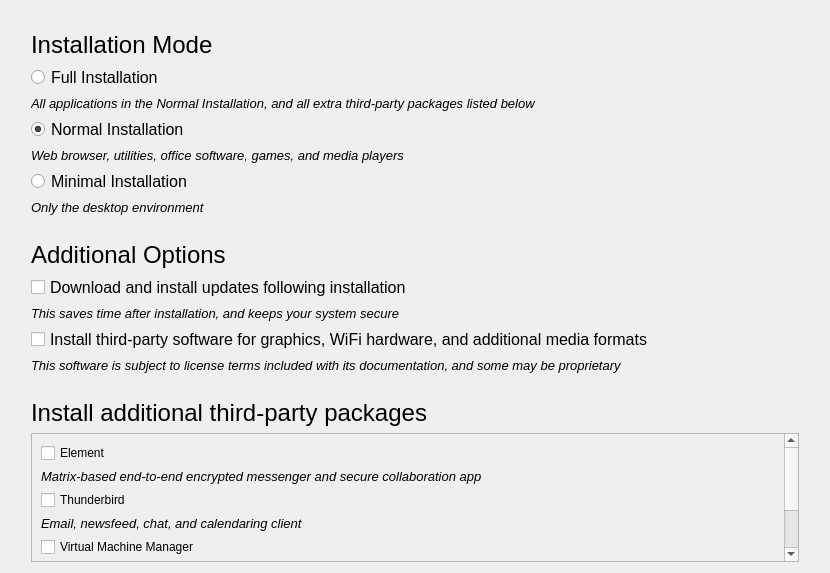
Qt form common/modules/pkgselect/pkgselect.ui (lubuntu-team/calamares-settings-ubuntu) before a commit.
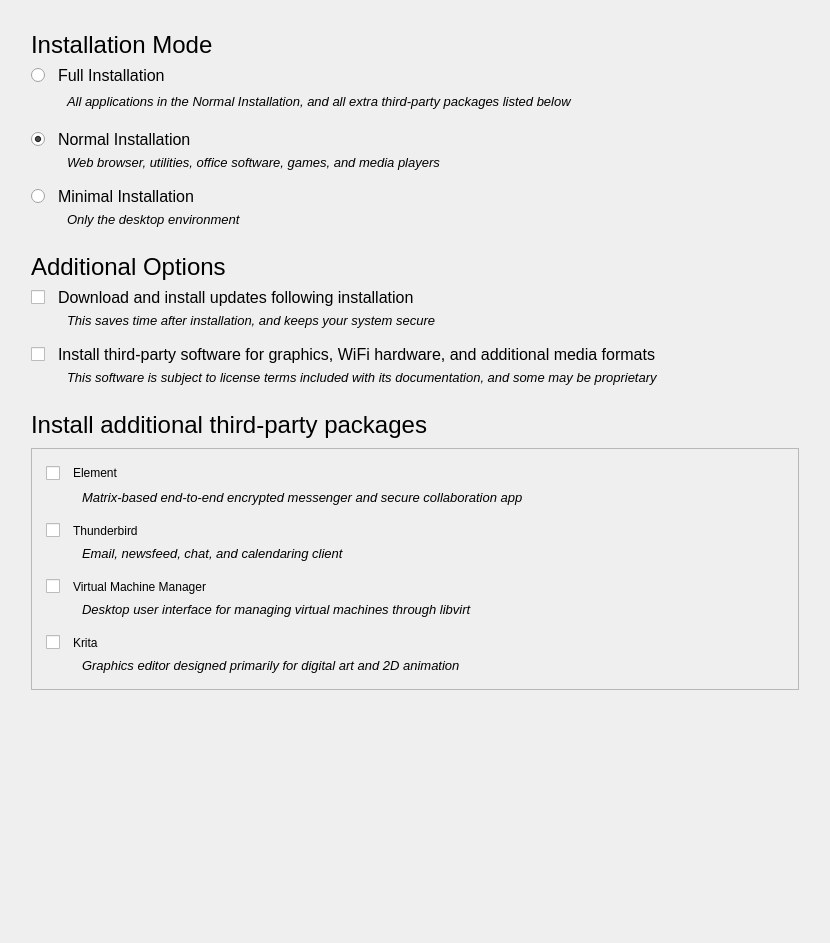
The same form after that commit.

Commit message: Enhance design with suggestions from Michael, make changelog more accurate

What changed in the file:
```diff
--- a/common/modules/pkgselect/pkgselect.ui
+++ b/common/modules/pkgselect/pkgselect.ui
@@ -7,15 +7,101 @@
     <x>0</x>
     <y>0</y>
     <width>830</width>
-    <height>573</height>
+    <height>943</height>
    </rect>
   </property>
   <property name="windowTitle">
    <string>Form</string>
   </property>
+  <property name="styleSheet">
+   <string notr="true">QRadioButton {
+    spacing: 13px;
+}
+
+QCheckBox {
+    spacing: 13px;
+}
+
+QLabel {
+    padding-left: 33px;
+    padding-right: 33px;
+}</string>
+  </property>
   <layout class="QGridLayout" name="gridLayout">
-   <item row="6" column="1">
+   <item row="4" column="1">
+    <spacer name="verticalSpacer_5">
+     <property name="orientation">
+      <enum>Qt::Vertical</enum>
+     </property>
+     <property name="sizeType">
+      <enum>QSizePolicy::Fixed</enum>
+     </property>
+     <property name="sizeHint" stdset="0">
+      <size>
+       <width>20</width>
+       <height>10</height>
+      </size>
+     </property>
+    </spacer>
+   </item>
+   <item row="11" column="1">
+    <spacer name="verticalSpacer_2">
+     <property name="orientation">
+      <enum>Qt::Vertical</enum>
+     </property>
+     <property name="sizeType">
+      <enum>QSizePolicy::Fixed</enum>
+     </property>
+     <property name="sizeHint" stdset="0">
+      <size>
+       <width>20</width>
+       <height>20</height>
+      </size>
+     </property>
+    </spacer>
+   </item>
+   <item row="12" column="1">
+    <widget class="QLabel" name="label">
+     <property name="font">
+      <font>
+       <pointsize>18</pointsize>
+       <weight>50</weight>
+       <bold>false</bold>
+      </font>
+     </property>
+     <property name="styleSheet">
+      <string notr="true">padding-left: 0px; padding-right: 0px;</string>
+     </property>
+     <property name="text">
+      <string>Additional Options</string>
+     </property>
+    </widget>
+   </item>
+   <item row="1" column="1">
+    <widget class="QLabel" name="apps_label">
+     <property name="font">
+      <font>
+       <pointsize>18</pointsize>
+       <weight>50</weight>
+       <bold>false</bold>
+      </font>
+     </property>
+     <property name="styleSheet">
+      <string notr="true">padding-left: 0px; padding-right: 0px;</string>
+     </property>
+     <property name="text">
+      <string>Installation Mode</string>
+     </property>
+    </widget>
+   </item>
+   <item row="9" column="1">
     <widget class="QRadioButton" name="minimal_button">
+     <property name="maximumSize">
+      <size>
+       <width>16777215</width>
+       <height>21</height>
+      </size>
+     </property>
      <property name="font">
       <font>
        <pointsize>12</pointsize>
@@ -27,7 +113,7 @@
     </widget>
    </item>
    <item row="7" column="1">
-    <widget class="QLabel" name="minimal_text">
+    <widget class="QLabel" name="normal_text">
      <property name="font">
       <font>
        <pointsize>10</pointsize>
@@ -35,53 +121,71 @@
       </font>
      </property>
      <property name="text">
-      <string>Only the desktop environment</string>
-     </property>
-    </widget>
-   </item>
-   <item row="15" column="1">
-    <widget class="QLabel" name="extraparty_text">
-     <property name="font">
-      <font>
-       <pointsize>18</pointsize>
-       <weight>50</weight>
-       <bold>false</bold>
-      </font>
-     </property>
-     <property name="text">
-      <string>Install additional third-party packages</string>
+      <string>Web browser, utilities, office software, games, and media players</string>
      </property>
     </widget>
    </item>
    <item row="17" column="1">
-    <spacer name="pushup">
+    <widget class="QLabel" name="party_text">
+     <property name="font">
+      <font>
+       <pointsize>10</pointsize>
+       <italic>true</italic>
+      </font>
+     </property>
+     <property name="text">
+      <string>This software is subject to license terms included with its documentation, and some may be proprietary</string>
+     </property>
+    </widget>
+   </item>
+   <item row="14" column="1">
+    <widget class="QLabel" name="updates_text">
+     <property name="font">
+      <font>
+       <pointsize>10</pointsize>
+       <italic>true</italic>
+      </font>
+     </property>
+     <property name="text">
+      <string>This saves time after installation, and keeps your system secure</string>
+     </property>
+    </widget>
+   </item>
+   <item row="2" column="1">
+    <widget class="QRadioButton" name="full_button">
+     <property name="maximumSize">
+      <size>
+       <width>16777215</width>
+       <height>21</height>
+      </size>
+     </property>
+     <property name="font">
+      <font>
+       <pointsize>12</pointsize>
+      </font>
+     </property>
+     <property name="text">
+      <string>Full Installation</string>
+     </property>
+    </widget>
+   </item>
+   <item row="15" column="1">
+    <spacer name="verticalSpacer_7">
      <property name="orientation">
       <enum>Qt::Vertical</enum>
      </property>
+     <property name="sizeType">
+      <enum>QSizePolicy::Fixed</enum>
+     </property>
      <property name="sizeHint" stdset="0">
       <size>
        <width>20</width>
-       <height>40</height>
+       <height>10</height>
       </size>
      </property>
     </spacer>
    </item>
-   <item row="4" column="1">
-    <widget class="QRadioButton" name="normal_button">
-     <property name="font">
-      <font>
-       <pointsize>12</pointsize>
-      </font>
-     </property>
-     <property name="text">
-      <string>Normal Installation</string>
-     </property>
-     <property name="checked">
-      <bool>true</bool>
-     </property>
-    </widget>
-   </item>
-   <item row="16" column="1">
+   <item row="21" column="1">
     <widget class="QScrollArea" name="extraparty_scroll">
      <property name="widgetResizable">
       <bool>true</bool>
@@ -90,20 +194,68 @@
       <property name="geometry">
        <rect>
         <x>0</x>
-        <y>-80</y>
-        <width>741</width>
-        <height>208</height>
+        <y>0</y>
+        <width>758</width>
+        <height>287</height>
        </rect>
       </property>
-      <layout class="QVBoxLayout" name="verticalLayout">
-       <item>
+      <layout class="QGridLayout" name="gridLayout_2">
+       <item row="8" column="1">
+        <widget class="QCheckBox" name="virtmanager_button">
+         <property name="maximumSize">
+          <size>
+           <width>16777215</width>
+           <height>21</height>
+          </size>
+         </property>
+         <property name="text">
+          <string>Virtual Machine Manager</string>
+         </property>
+        </widget>
+       </item>
+       <item row="1" column="1">
         <widget class="QCheckBox" name="element_button">
+         <property name="maximumSize">
+          <size>
+           <width>16777215</width>
+           <height>21</height>
+          </size>
+         </property>
          <property name="text">
           <string>Element</string>
          </property>
         </widget>
        </item>
-       <item>
+       <item row="11" column="1">
+        <widget class="QCheckBox" name="krita_button">
+         <property name="maximumSize">
+          <size>
+           <width>16777215</width>
+           <height>21</height>
+          </size>
+         </property>
+         <property name="text">
+          <string>Krita</string>
+         </property>
+        </widget>
+       </item>
+       <item row="6" column="1">
+        <spacer name="verticalSpacer_9">
+         <property name="orientation">
+          <enum>Qt::Vertical</enum>
+         </property>
+         <property name="sizeType">
+          <enum>QSizePolicy::Fixed</enum>
+         </property>
+         <property name="sizeHint" stdset="0">
+          <size>
+           <width>20</width>
+           <height>10</height>
+          </size>
+         </property>
+        </spacer>
+       </item>
+       <item row="2" column="1">
         <widget class="QLabel" name="element_text">
          <property name="font">
           <font>
@@ -116,34 +268,23 @@
          </property>
         </widget>
        </item>
-       <item>
-        <widget class="QCheckBox" name="thunderbird_button">
-         <property name="text">
-          <string>Thunderbird</string>
+       <item row="10" column="1">
+        <spacer name="verticalSpacer_10">
+         <property name="orientation">
+          <enum>Qt::Vertical</enum>
          </property>
-        </widget>
-       </item>
-       <item>
-        <widget class="QLabel" name="thunderbird_text">
-         <property name="font">
-          <font>
-           <pointsize>10</pointsize>
-           <italic>true</italic>
-          </font>
+         <property name="sizeType">
+          <enum>QSizePolicy::Fixed</enum>
          </property>
-         <property name="text">
-          <string>Email, newsfeed, chat, and calendaring client</string>
+         <property name="sizeHint" stdset="0">
+          <size>
+           <width>20</width>
+           <height>10</height>
+          </size>
          </property>
-        </widget>
+        </spacer>
        </item>
-       <item>
-        <widget class="QCheckBox" name="virtmanager_button">
-         <property name="text">
-          <string>Virtual Machine Manager</string>
-         </property>
-        </widget>
-       </item>
-       <item>
+       <item row="9" column="1">
         <widget class="QLabel" name="virtmanager_text">
          <property name="font">
           <font>
@@ -156,14 +297,97 @@
          </property>
         </widget>
        </item>
-       <item>
-        <widget class="QCheckBox" name="krita_button">
+       <item row="0" column="1">
+        <spacer name="verticalSpacer_4">
+         <property name="orientation">
+          <enum>Qt::Vertical</enum>
+         </property>
+         <property name="sizeType">
+          <enum>QSizePolicy::Fixed</enum>
+         </property>
+         <property name="sizeHint" stdset="0">
+          <size>
+           <width>1</width>
+           <height>5</height>
+          </size>
+         </property>
+        </spacer>
+       </item>
+       <item row="5" column="1">
+        <widget class="QLabel" name="thunderbird_text">
+         <property name="font">
+          <font>
+           <pointsize>10</pointsize>
+           <italic>true</italic>
+          </font>
+         </property>
          <property name="text">
-          <string>Krita</string>
+          <string>Email, newsfeed, chat, and calendaring client</string>
          </property>
         </widget>
        </item>
-       <item>
+       <item row="4" column="1">
+        <widget class="QCheckBox" name="thunderbird_button">
+         <property name="maximumSize">
+          <size>
+           <width>16777215</width>
+           <height>21</height>
+          </size>
+         </property>
+         <property name="text">
+          <string>Thunderbird</string>
+         </property>
+        </widget>
+       </item>
+       <item row="3" column="1">
+        <spacer name="verticalSpacer_8">
+         <property name="orientation">
+          <enum>Qt::Vertical</enum>
+         </property>
+         <property name="sizeType">
+          <enum>QSizePolicy::Fixed</enum>
+         </property>
+         <property name="sizeHint" stdset="0">
+          <size>
+           <width>20</width>
+           <height>10</height>
+          </size>
+         </property>
+        </spacer>
+       </item>
+       <item row="13" column="1">
+        <spacer name="pushup_tiny">
+         <property name="orientation">
+          <enum>Qt::Vertical</enum>
+         </property>
+         <property name="sizeType">
+          <enum>QSizePolicy::Fixed</enum>
+         </property>
+         <property name="sizeHint" stdset="0">
+          <size>
+           <width>20</width>
+           <height>6</height>
+          </size>
+         </property>
+        </spacer>
+       </item>
+       <item row="1" column="0">
+        <spacer name="horizontalSpacer_12">
+         <property name="orientation">
+          <enum>Qt::Horizontal</enum>
+         </property>
+         <property name="sizeType">
+          <enum>QSizePolicy::Fixed</enum>
+         </property>
+         <property name="sizeHint" stdset="0">
+          <size>
+           <width>5</width>
+           <height>20</height>
+          </size>
+         </property>
+        </spacer>
+       </item>
+       <item row="12" column="1">
         <widget class="QLabel" name="krita_text">
          <property name="font">
           <font>
@@ -176,28 +400,48 @@
          </property>
         </widget>
        </item>
-       <item>
-        <spacer name="pushup_tiny">
-         <property name="orientation">
-          <enum>Qt::Vertical</enum>
-         </property>
-         <property name="sizeType">
-          <enum>QSizePolicy::Expanding</enum>
-         </property>
-         <property name="sizeHint" stdset="0">
-          <size>
-           <width>20</width>
-           <height>40</height>
-          </size>
-         </property>
-        </spacer>
-       </item>
       </layout>
      </widget>
     </widget>
    </item>
-   <item row="10" column="1">
+   <item row="22" column="1">
+    <spacer name="pushup">
+     <property name="orientation">
+      <enum>Qt::Vertical</enum>
+     </property>
+     <property name="sizeHint" stdset="0">
+      <size>
+       <width>20</width>
+       <height>40</height>
+      </size>
+     </property>
+    </spacer>
+   </item>
+   <item row="19" column="1">
+    <widget class="QLabel" name="extraparty_text">
+     <property name="font">
+      <font>
+       <pointsize>18</pointsize>
+       <weight>50</weight>
+       <bold>false</bold>
+      </font>
+     </property>
+     <property name="styleSheet">
+      <string notr="true">padding-left: 0px; padding-right: 0px;</string>
+     </property>
+     <property name="text">
+      <string>Install additional third-party packages</string>
+     </property>
+    </widget>
+   </item>
+   <item row="13" column="1">
     <widget class="QCheckBox" name="updates_button">
+     <property name="maximumSize">
+      <size>
+       <width>16777215</width>
+       <height>21</height>
+      </size>
+     </property>
      <property name="font">
       <font>
        <pointsize>12</pointsize>
@@ -208,33 +452,8 @@
      </property>
     </widget>
    </item>
-   <item row="11" column="1">
-    <widget class="QLabel" name="updates_text">
-     <property name="font">
-      <font>
-       <pointsize>10</pointsize>
-       <italic>true</italic>
-      </font>
-     </property>
-     <property name="text">
-      <string>This saves time after installation, and keeps your system secure</string>
-     </property>
-    </widget>
-   </item>
-   <item row="2" column="1">
-    <widget class="QRadioButton" name="full_button">
-     <property name="font">
-      <font>
-       <pointsize>12</pointsize>
-      </font>
-     </property>
-     <property name="text">
-      <string>Full Installation</string>
-     </property>
-    </widget>
-   </item>
-   <item row="0" column="1">
-    <spacer name="verticalSpacer">
+   <item row="0" column="2">
+    <spacer name="horizontalSpacer_2">
      <property name="orientation">
       <enum>Qt::Vertical</enum>
      </property>
@@ -249,34 +468,7 @@
      </property>
     </spacer>
    </item>
-   <item row="13" column="1">
-    <widget class="QLabel" name="party_text">
-     <property name="font">
-      <font>
-       <pointsize>10</pointsize>
-       <italic>true</italic>
-      </font>
-     </property>
-     <property name="text">
-      <string>This software is subject to license terms included with its documentation, and some may be proprietary</string>
-     </property>
-    </widget>
-   </item>
-   <item row="9" column="1">
-    <widget class="QLabel" name="label">
-     <property name="font">
-      <font>
-       <pointsize>18</pointsize>
-       <weight>50</weight>
-       <bold>false</bold>
-      </font>
-     </property>
-     <property name="text">
-      <string>Additional Options</string>
-     </property>
-    </widget>
-   </item>
-   <item row="14" column="1">
+   <item row="18" column="1">
     <spacer name="verticalSpacer_3">
      <property name="orientation">
       <enum>Qt::Vertical</enum>
@@ -292,17 +484,58 @@
      </property>
     </spacer>
    </item>
-   <item row="1" column="1">
-    <widget class="QLabel" name="apps_label">
+   <item row="8" column="1">
+    <spacer name="verticalSpacer_6">
+     <property name="orientation">
+      <enum>Qt::Vertical</enum>
+     </property>
+     <property name="sizeType">
+      <enum>QSizePolicy::Fixed</enum>
+     </property>
+     <property name="sizeHint" stdset="0">
+      <size>
+       <width>20</width>
+       <height>10</height>
+      </size>
+     </property>
+    </spacer>
+   </item>
+   <item row="16" column="1">
+    <widget class="QCheckBox" name="party_button">
+     <property name="maximumSize">
+      <size>
+       <width>16777215</width>
+       <height>21</height>
+      </size>
+     </property>
      <property name="font">
       <font>
-       <pointsize>18</pointsize>
-       <weight>50</weight>
-       <bold>false</bold>
+       <pointsize>12</pointsize>
       </font>
      </property>
      <property name="text">
-      <string>Installation Mode</string>
+      <string>Install third-party software for graphics, WiFi hardware, and additional media formats</string>
+     </property>
+    </widget>
+   </item>
+   <item row="6" column="1">
+    <widget class="QRadioButton" name="normal_button">
+     <property name="maximumSize">
+      <size>
+       <width>16777215</width>
+       <height>21</height>
+      </size>
+     </property>
+     <property name="font">
+      <font>
+       <pointsize>12</pointsize>
+      </font>
+     </property>
+     <property name="text">
+      <string>Normal Installation</string>
+     </property>
+     <property name="checked">
+      <bool>true</bool>
      </property>
     </widget>
    </item>
@@ -317,35 +550,13 @@
      <property name="text">
       <string>All applications in the Normal Installation, and all extra third-party packages listed below</string>
      </property>
-    </widget>
-   </item>
-   <item row="12" column="1">
-    <widget class="QCheckBox" name="party_button">
-     <property name="font">
-      <font>
-       <pointsize>12</pointsize>
-      </font>
+     <property name="alignment">
+      <set>Qt::AlignLeading|Qt::AlignLeft|Qt::AlignTop</set>
      </property>
-     <property name="text">
-      <string>Install third-party software for graphics, WiFi hardware, and additional media formats</string>
-     </property>
     </widget>
    </item>
-   <item row="5" column="1">
-    <widget class="QLabel" name="normal_text">
-     <property name="font">
-      <font>
-       <pointsize>10</pointsize>
-       <italic>true</italic>
-      </font>
-     </property>
-     <property name="text">
-      <string>Web browser, utilities, office software, games, and media players</string>
-     </property>
-    </widget>
-   </item>
-   <item row="8" column="1">
-    <spacer name="verticalSpacer_2">
+   <item row="0" column="1">
+    <spacer name="verticalSpacer">
      <property name="orientation">
       <enum>Qt::Vertical</enum>
      </property>
@@ -360,21 +571,18 @@
      </property>
     </spacer>
    </item>
-   <item row="0" column="2">
-    <spacer name="horizontalSpacer_2">
-     <property name="orientation">
-      <enum>Qt::Horizontal</enum>
+   <item row="10" column="1">
+    <widget class="QLabel" name="minimal_text">
+     <property name="font">
+      <font>
+       <pointsize>10</pointsize>
+       <italic>true</italic>
+      </font>
      </property>
-     <property name="sizeType">
-      <enum>QSizePolicy::Minimum</enum>
+     <property name="text">
+      <string>Only the desktop environment</string>
      </property>
-     <property name="sizeHint" stdset="0">
-      <size>
-       <width>20</width>
-       <height>20</height>
-      </size>
-     </property>
-    </spacer>
+    </widget>
    </item>
    <item row="0" column="0">
     <spacer name="horizontalSpacer">
@@ -392,6 +600,22 @@
      </property>
     </spacer>
    </item>
+   <item row="20" column="1">
+    <spacer name="verticalSpacer_11">
+     <property name="orientation">
+      <enum>Qt::Vertical</enum>
+     </property>
+     <property name="sizeType">
+      <enum>QSizePolicy::Fixed</enum>
+     </property>
+     <property name="sizeHint" stdset="0">
+      <size>
+       <width>20</width>
+       <height>3</height>
+      </size>
+     </property>
+    </spacer>
+   </item>
   </layout>
  </widget>
  <resources/>
```
Left out of the diff: 4 changed lines with no effect on the pictures. The commit also changes 2 other files.
